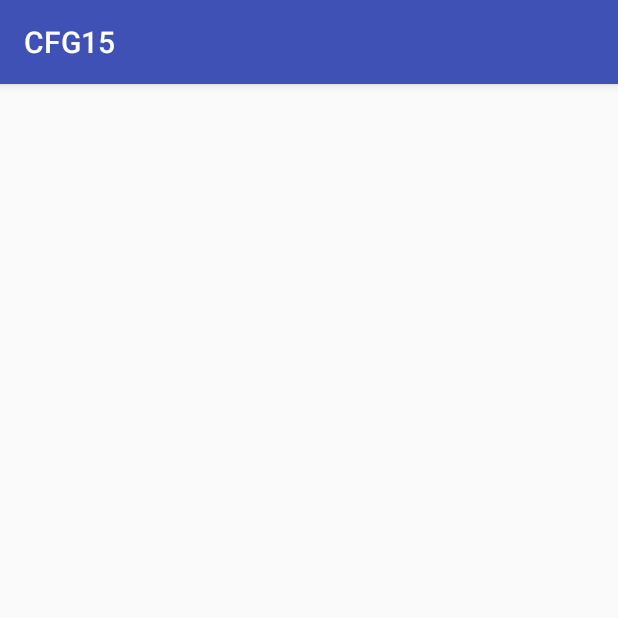
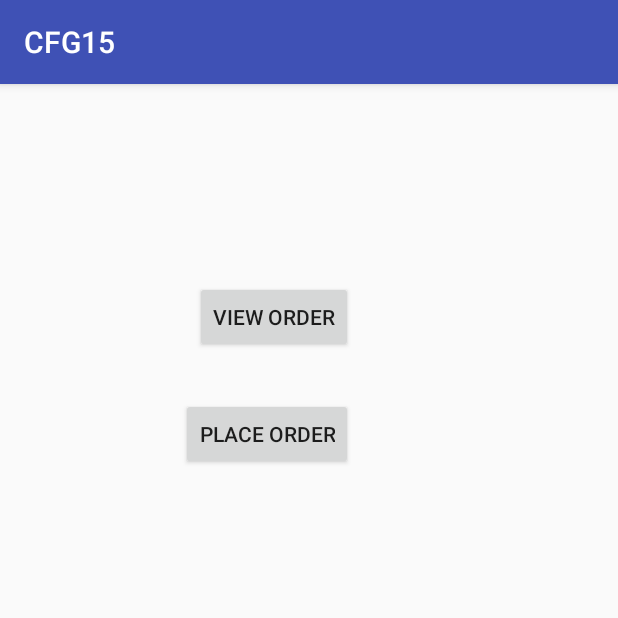
Before and after one commit to Mumbai2017/team-15, an Android app: the OrderChoice screen opened directly, with no data from a screen before it, on a phone screen of 412 x 824 dp, the top half of it. Run offline under Robolectric (Android 15) with nearby library versions, the phone set to English and light mode, and no system bars.

Commit message:
Errors Removed

```diff
--- a/app/src/main/res/layout/activity_order_choice.xml
+++ b/app/src/main/res/layout/activity_order_choice.xml
@@ -1,9 +1,28 @@
 <?xml version="1.0" encoding="utf-8"?>
-<android.support.constraint.ConstraintLayout xmlns:android="http://schemas.android.com/apk/res/android"
+<RelativeLayout xmlns:android="http://schemas.android.com/apk/res/android"
     xmlns:app="http://schemas.android.com/apk/res-auto"
     xmlns:tools="http://schemas.android.com/tools"
     android:layout_width="match_parent"
     android:layout_height="match_parent"
     tools:context="com.example.admin.cfg15.OrderChoice">
 
-</android.support.constraint.ConstraintLayout>
+
+    <Button
+        android:id="@+id/bViewOrder"
+        android:layout_width="wrap_content"
+        android:layout_height="wrap_content"
+        android:layout_alignParentStart="true"
+        android:layout_alignParentTop="true"
+        android:layout_marginStart="130dp"
+        android:layout_marginTop="131dp"
+        android:text="View Order" />
+
+    <Button
+        android:id="@+id/vPlaceOrder"
+        android:layout_width="wrap_content"
+        android:layout_height="wrap_content"
+        android:layout_alignEnd="@+id/bViewOrder"
+        android:layout_below="@+id/bViewOrder"
+        android:layout_marginTop="30dp"
+        android:text="Place Order" />
+</RelativeLayout>
```
